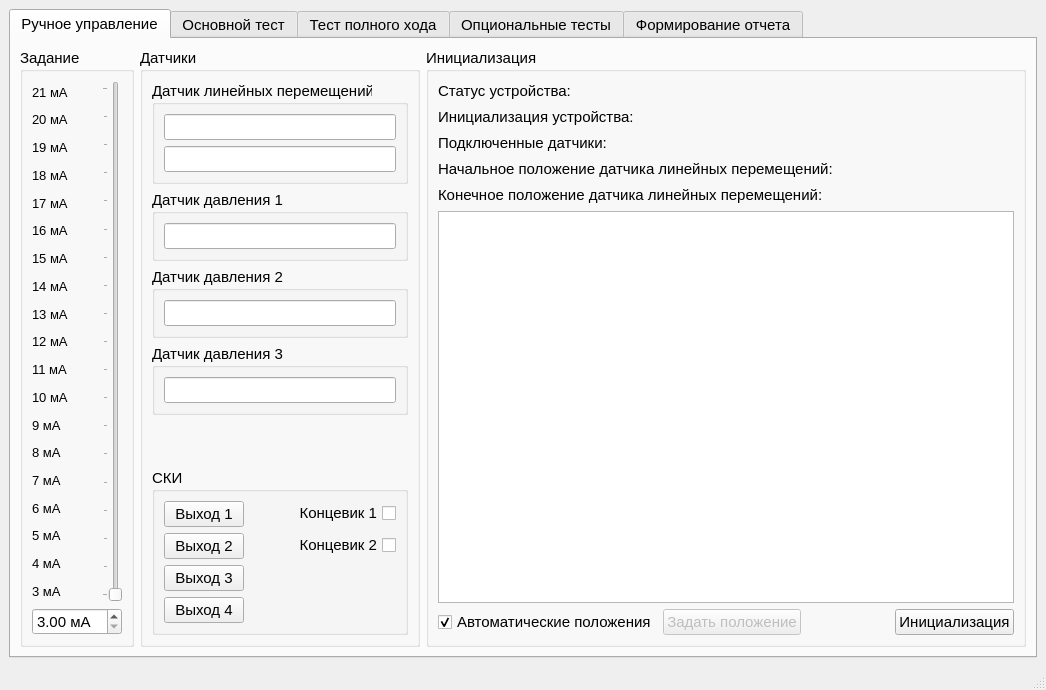
The window that MainWindow.ui (Rekvim/MpiSdk) describes before a commit, drawn with Qt 5.
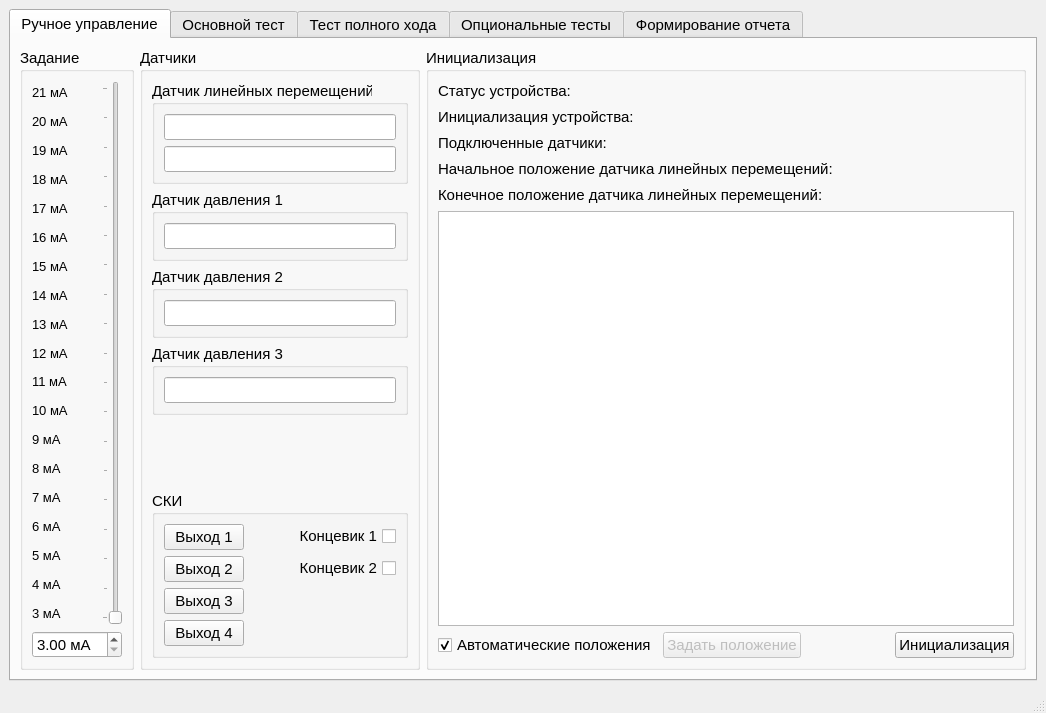
The same window after the commit. The open tabs and pages were chosen to show the change. Custom widgets are drawn as their Qt base class.

```diff
--- a/MainWindow.ui
+++ b/MainWindow.ui
@@ -7,7 +7,7 @@
     <x>0</x>
     <y>0</y>
     <width>1046</width>
-    <height>690</height>
+    <height>713</height>
    </rect>
   </property>
   <property name="font">
```
Left out of the diff: 2 changed lines with no effect on the pictures.
